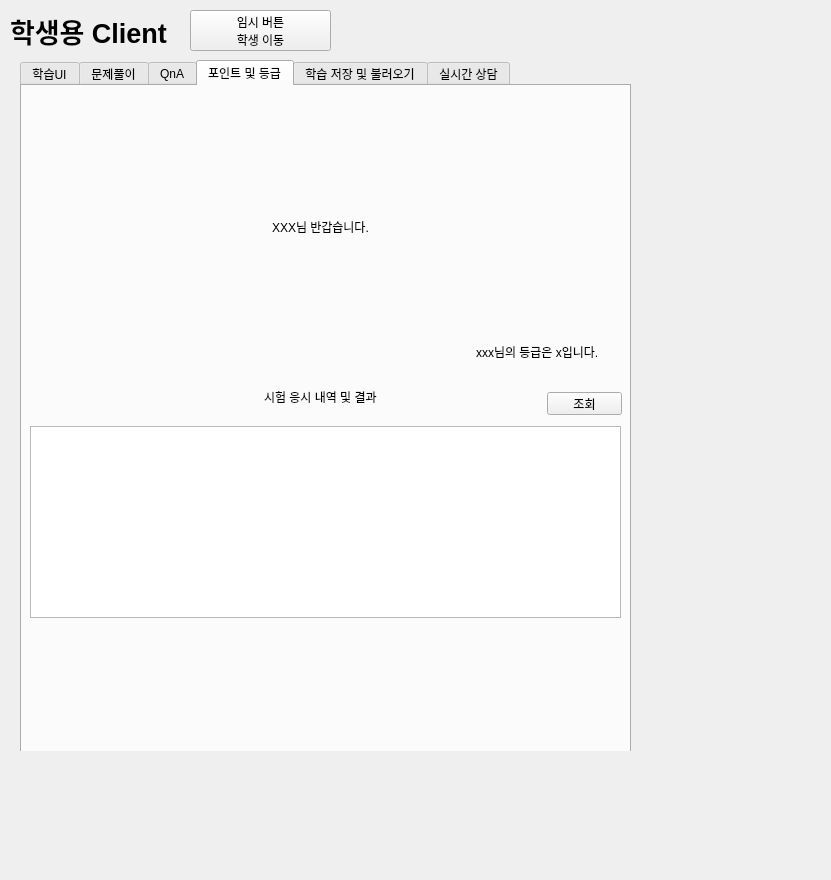
First picture: the form in edu.ui, repository LEEHYUNDO92/edu_app, before the edit.
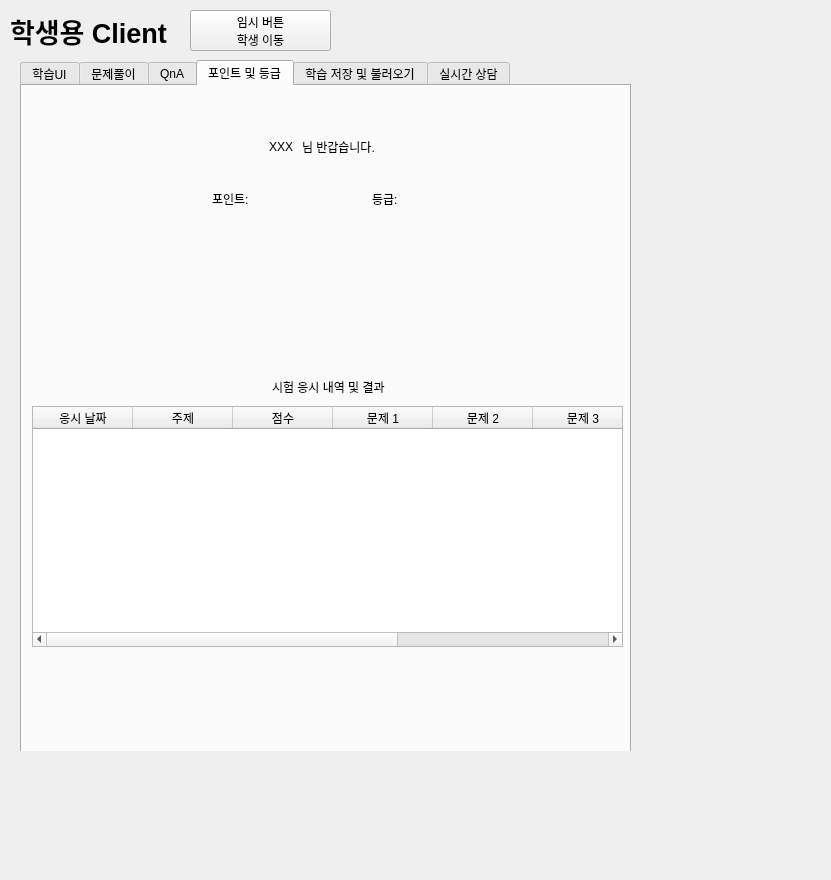
Second picture: the form after the edit. The open tabs and pages were chosen to show the change.

Commit message: 포인트 구현 완료 / 학생 회원가입 시 student 테이블에 insert 완료

```diff
--- a/edu.ui
+++ b/edu.ui
@@ -1714,21 +1714,24 @@
       <widget class="QLabel" name="index_name_stu_lbl">
        <property name="geometry">
         <rect>
-         <x>250</x>
-         <y>130</y>
+         <x>160</x>
+         <y>50</y>
          <width>111</width>
          <height>21</height>
         </rect>
        </property>
        <property name="text">
-        <string>XXX님 반갑습니다. </string>
+        <string>XXX</string>
+       </property>
+       <property name="alignment">
+        <set>Qt::AlignRight|Qt::AlignTrailing|Qt::AlignVCenter</set>
        </property>
       </widget>
       <widget class="QLabel" name="label_40">
        <property name="geometry">
         <rect>
-         <x>242</x>
-         <y>300</y>
+         <x>250</x>
+         <y>290</y>
          <width>131</width>
          <height>21</height>
         </rect>
@@ -1740,37 +1743,119 @@
       <widget class="QTableWidget" name="test_stu_tablewidget">
        <property name="geometry">
         <rect>
-         <x>8</x>
-         <y>340</y>
+         <x>10</x>
+         <y>320</y>
          <width>591</width>
-         <height>192</height>
+         <height>241</height>
         </rect>
        </property>
+       <attribute name="verticalHeaderVisible">
+        <bool>false</bool>
+       </attribute>
+       <column>
+        <property name="text">
+         <string>응시 날짜</string>
+        </property>
+       </column>
+       <column>
+        <property name="text">
+         <string>주제</string>
+        </property>
+       </column>
+       <column>
+        <property name="text">
+         <string>점수</string>
+        </property>
+       </column>
+       <column>
+        <property name="text">
+         <string>문제 1</string>
+        </property>
+       </column>
+       <column>
+        <property name="text">
+         <string>문제 2</string>
+        </property>
+       </column>
+       <column>
+        <property name="text">
+         <string>문제 3</string>
+        </property>
+       </column>
+       <column>
+        <property name="text">
+         <string>문제 4</string>
+        </property>
+       </column>
+       <column>
+        <property name="text">
+         <string>문제 5</string>
+        </property>
+       </column>
       </widget>
-      <widget class="QPushButton" name="test_stu_btn">
+      <widget class="QLabel" name="label_25">
        <property name="geometry">
         <rect>
-         <x>525</x>
-         <y>306</y>
-         <width>75</width>
-         <height>23</height>
+         <x>190</x>
+         <y>100</y>
+         <width>50</width>
+         <height>25</height>
         </rect>
        </property>
        <property name="text">
-        <string>조회</string>
+        <string>포인트:</string>
        </property>
       </widget>
       <widget class="QLabel" name="grade_stu_lbl">
        <property name="geometry">
         <rect>
-         <x>454</x>
-         <y>240</y>
-         <width>141</width>
-         <height>51</height>
+         <x>350</x>
+         <y>100</y>
+         <width>40</width>
+         <height>25</height>
         </rect>
        </property>
        <property name="text">
-        <string>xxx님의 등급은 x입니다. </string>
+        <string>등급:</string>
+       </property>
+      </widget>
+      <widget class="QLabel" name="label_stu_point">
+       <property name="geometry">
+        <rect>
+         <x>240</x>
+         <y>100</y>
+         <width>50</width>
+         <height>25</height>
+        </rect>
+       </property>
+       <property name="text">
+        <string/>
+       </property>
+      </widget>
+      <widget class="QLabel" name="label_stu_grade">
+       <property name="geometry">
+        <rect>
+         <x>390</x>
+         <y>100</y>
+         <width>50</width>
+         <height>25</height>
+        </rect>
+       </property>
+       <property name="text">
+        <string/>
+       </property>
+      </widget>
+      <widget class="QLabel" name="index_name_stu_lbl_2">
+       <property name="geometry">
+        <rect>
+         <x>280</x>
+         <y>50</y>
+         <width>111</width>
+         <height>21</height>
+        </rect>
+       </property>
+       <property name="text">
+        <string>님 반갑습니다. </string>
        </property>
       </widget>
      </widget>
```
Left out of the diff: 12 changed lines with no effect on the pictures. The commit also changes 2 other files.
